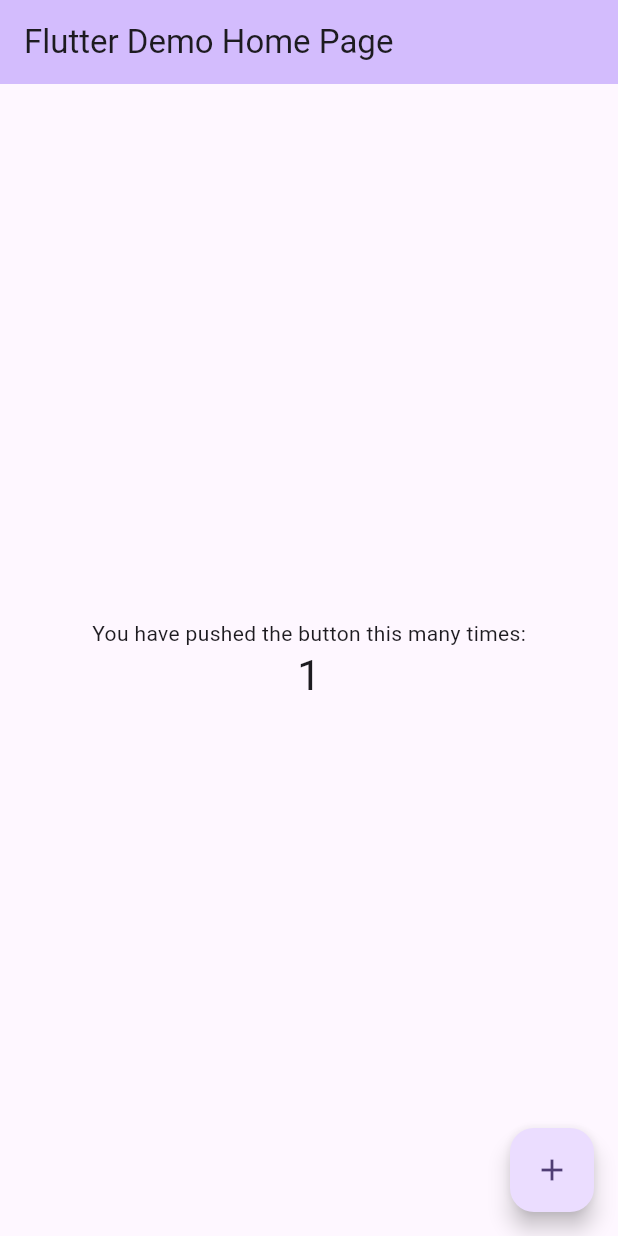
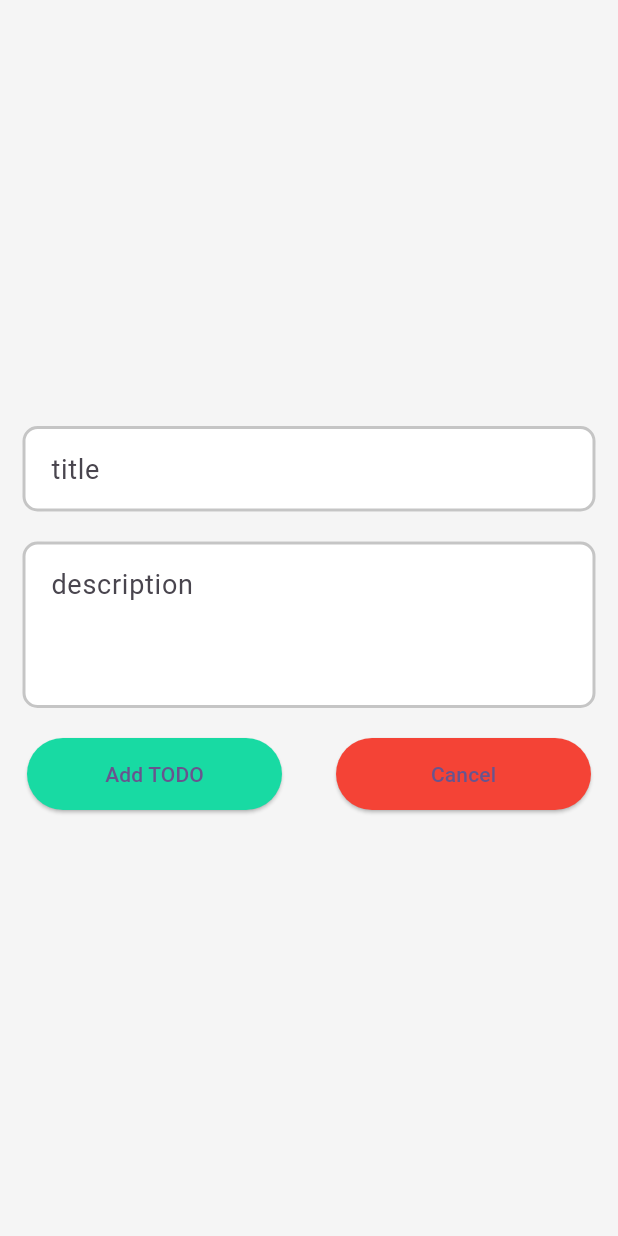
Before and after one commit to hawltuyenealem/TODO, a Flutter app: the screen it shows after launch, after a tap on the "add" icon, on a phone screen of 412 x 824 dp. Run offline on Flutter 3.47's test engine with Material 3 defaults, Android fonts, the phone set to English and light mode, and no system bars; our stand-ins replace hive, hive_flutter; accounts and stored records are empty.

Commit message:
latest changes

```diff
--- /dev/null
+++ b/lib/core/colors.dart
@@ -0,0 +1,4 @@
+import 'package:flutter/material.dart';
+
+Color custom_green = Color(0xff18DAA3);
+Color backgroundColors = Colors.grey.shade100;
--- /dev/null
+++ b/lib/data/models/todo_model.dart
@@ -0,0 +1,22 @@
+import 'package:hive/hive.dart';
+part 'todo_model.g.dart';
+
+@HiveType(typeId: 1)
+class TODOModel{
+  @HiveField(0)
+  final String id;
+  @HiveField(1)
+  final String title;
+  @HiveField(2)
+  final String description;
+  @HiveField(3)
+  final DateTime date;
+
+  TODOModel({
+    required this.id,
+    required this.description,
+    required this.date,
+    required this.title
+});
+
+}
--- /dev/null
+++ b/lib/data/services/todo_service.dart
@@ -0,0 +1,28 @@
+import 'package:hive_flutter/hive_flutter.dart';
+import 'package:todo/data/models/todo_model.dart';
+
+
+class TodoService {
+  static final String _boxName = 'todos';
+
+  Future<void> addTodo(TODOModel todo) async {
+    final box = await Hive.openBox<TODOModel>(_boxName);
+    await box.add(todo);
+  }
+
+  Future<List<TODOModel>> getAllTodos() async {
+    final box = await Hive.openBox<TODOModel>(_boxName);
+    final todos = box.values.toList();
+    return todos;
+  }
+
+  Future<void> updateTodo(TODOModel updatedTodo,int index) async {
+    final box = await Hive.openBox<TODOModel>(_boxName);
+    await box.putAt(index, updatedTodo);
+  }
+
+  Future<void> deleteTodo(String id) async {
+    final box = await Hive.openBox<TODOModel>(_boxName);
+    await box.delete(id);
+  }
+}
--- a/lib/main.dart
+++ b/lib/main.dart
@@ -1,13 +1,18 @@
 import 'package:flutter/material.dart';
+import 'package:hive_flutter/adapters.dart';
+import 'data/models/todo_model.dart';
+import 'presentation/screens/home_page.dart';
 
-void main() {
+void main() async{
+  WidgetsFlutterBinding.ensureInitialized();
+  await Hive.initFlutter();
+  Hive.registerAdapter(TODOModelAdapter());
+  await Hive.openBox<TODOModel>('todos');
   runApp(const MyApp());
 }
 
 class MyApp extends StatelessWidget {
   const MyApp({super.key});
-
-  // This widget is the root of your application.
   @override
   Widget build(BuildContext context) {
     return MaterialApp(
@@ -16,53 +21,7 @@ class MyApp extends StatelessWidget {
         colorScheme: ColorScheme.fromSeed(seedColor: Colors.deepPurple),
         useMaterial3: true,
       ),
-      home: const MyHomePage(title: 'Flutter Demo Home Page'),
+      home: HomePage(),
     );
   }
 }
-
-class MyHomePage extends StatefulWidget {
-  const MyHomePage({super.key, required this.title});
-  final String title;
-  @override
-  State<MyHomePage> createState() => _MyHomePageState();
-}
-
-class _MyHomePageState extends State<MyHomePage> {
-  int _counter = 0;
-
-  void _incrementCounter() {
-    setState(() {
-      _counter++;
-    });
-  }
-
-  @override
-  Widget build(BuildContext context) {
-    return Scaffold(
-      appBar: AppBar(
-        backgroundColor: Theme.of(context).colorScheme.inversePrimary,
-        title: Text(widget.title),
-      ),
-      body: Center(
-        child: Column(
-          mainAxisAlignment: MainAxisAlignment.center,
-          children: <Widget>[
-            const Text(
-              'You have pushed the button this many times:',
-            ),
-            Text(
-              '$_counter',
-              style: Theme.of(context).textTheme.headlineMedium,
-            ),
-          ],
-        ),
-      ),
-      floatingActionButton: FloatingActionButton(
-        onPressed: _incrementCounter,
-        tooltip: 'Increment',
-        child: const Icon(Icons.add),
-      ), // This trailing comma makes auto-formatting nicer for build methods.
-    );
-  }
-}
--- /dev/null
+++ b/lib/presentation/screens/add_todo_screen.dart
@@ -0,0 +1,159 @@
+import 'package:flutter/material.dart';
+import 'package:hive/hive.dart';
+import 'package:todo/core/colors.dart';
+
+import '../../data/models/todo_model.dart';
+import '../../data/services/todo_service.dart';
+
+class AddTODOScreen extends StatefulWidget {
+  const AddTODOScreen({super.key});
+
+  @override
+  State<AddTODOScreen> createState() => _AddTODOScreenState();
+}
+
+class _AddTODOScreenState extends State<AddTODOScreen> {
+
+  final titleController = TextEditingController();
+  final descriptionController = TextEditingController();
+
+  FocusNode _focusNode1 = FocusNode();
+  FocusNode _focusNode2 = FocusNode();
+  @override
+  Widget build(BuildContext context) {
+    return Scaffold(
+      backgroundColor: backgroundColors,
+      body: SafeArea(
+        child: Column(
+          mainAxisAlignment: MainAxisAlignment.center,
+          children: [
+            titleWidgets(),
+            const SizedBox(height: 20),
+            descriptionWidget(),
+            const SizedBox(height: 20),
+            button()
+          ],
+        ),
+      ),
+    );
+  }
+
+  Widget button() {
+    return Row(
+      mainAxisAlignment: MainAxisAlignment.spaceAround,
+      children: [
+        ElevatedButton(
+          style: ElevatedButton.styleFrom(
+            primary: custom_green,
+            minimumSize: const Size(170, 48),
+          ),
+          onPressed: () {
+            _addTodo();
+            Navigator.pop(context,true);
+          },
+          child: const Text('Add TODO'),
+        ),
+        ElevatedButton(
+          style: ElevatedButton.styleFrom(
+            primary: Colors.red,
+            minimumSize: const Size(170, 48),
+          ),
+          onPressed: () async{
+            Navigator.pop(context);
+          },
+          child: const Text('Cancel'),
+        ),
+      ],
+    );
+  }
+
+  Widget titleWidgets() {
+    return Padding(
+      padding: const EdgeInsets.symmetric(horizontal: 15),
+      child: Container(
+        decoration: BoxDecoration(
+          color: Colors.white,
+          borderRadius: BorderRadius.circular(15),
+        ),
+        child: TextField(
+          controller: titleController,
+          focusNode: _focusNode1,
+          style: const TextStyle(fontSize: 18, color: Colors.black),
+          decoration: InputDecoration(
+              contentPadding:
+              const EdgeInsets.symmetric(horizontal: 15, vertical: 15),
+              hintText: 'title',
+              enabledBorder: OutlineInputBorder(
+                borderRadius: BorderRadius.circular(10),
+                borderSide: const BorderSide(
+                  color: Color(0xffc5c5c5),
+                  width: 2.0,
+                ),
+              ),
+              focusedBorder: OutlineInputBorder(
+                borderRadius: BorderRadius.circular(10),
+                borderSide: BorderSide(
+                  color: custom_green,
+                  width: 2.0,
+                ),
+              )),
+        ),
+      ),
+    );
+  }
+  Padding descriptionWidget() {
+    return Padding(
+      padding: const EdgeInsets.symmetric(horizontal: 15),
+      child: Container(
+        decoration: BoxDecoration(
+          color: Colors.white,
+          borderRadius: BorderRadius.circular(15),
+        ),
+        child: TextField(
+          maxLines: 3,
+          controller: descriptionController,
+          focusNode: _focusNode2,
+          style: const TextStyle(fontSize: 18, color: Colors.black),
+          decoration: InputDecoration(
+            contentPadding: const EdgeInsets.symmetric(horizontal: 15, vertical: 15),
+            hintText: 'description',
+            enabledBorder: OutlineInputBorder(
+              borderRadius: BorderRadius.circular(10),
+              borderSide: const BorderSide(
+                color: Color(0xffc5c5c5),
+                width: 2.0,
+              ),
+            ),
+            focusedBorder: OutlineInputBorder(
+              borderRadius: BorderRadius.circular(10),
+              borderSide: BorderSide(
+                color: custom_green,
+                width: 2.0,
+              ),
+            ),
+          ),
+        ),
+      ),
+    );
+  }
+
+  Future<void> _addTodo() async {
+    final title = titleController.text.trim();
+    final description = descriptionController.text.trim();
+    if (title.isNotEmpty && description.isNotEmpty) {
+      final todo = TODOModel(
+        id: DateTime.now().microsecond.toString(),
+        title: title,
+        date: DateTime.now(),
+        description: description
+      );
+      await TodoService().addTodo(todo);
+
+    } else {
+
+      ScaffoldMessenger.of(context).showSnackBar(
+        const SnackBar(content: Text('Please fill required fields')),
+      );
+    }
+  }
+}
--- /dev/null
+++ b/lib/presentation/screens/home_page.dart
@@ -0,0 +1,110 @@
+import 'package:flutter/material.dart';
+import 'package:hive/hive.dart';
+import 'package:todo/data/models/todo_model.dart';
+import 'package:todo/data/services/todo_service.dart';
+import 'package:todo/presentation/screens/add_todo_screen.dart';
+
+import 'edit_todo_screen.dart';
+
+class HomePage extends StatefulWidget {
+  const HomePage({super.key});
+
+  @override
+  State<HomePage> createState() => _HomePageState();
+}
+
+class _HomePageState extends State<HomePage> {
+  late Box<TODOModel> todoBox;
+  @override
+  void initState() {
+    super.initState();
+    todoBox = Hive.box<TODOModel>('todos');
+  }
+  bool show = true;
+  Future _openBox() async {
+   // await Hive.openBox<TODOModel>('todos');
+  }
+  @override
+  Widget build(BuildContext context) {
+    return Scaffold(
+      appBar: AppBar(
+        title: Text("TODOS"),
+        centerTitle: true,
+      ),
+      backgroundColor: Colors.grey.shade100,
+      floatingActionButton: Visibility(
+        visible: show,
+        child: FloatingActionButton(
+          onPressed: ()async {
+            final bool setS = await
+            Navigator.of(context).push(MaterialPageRoute(
+              builder: (context) => const AddTODOScreen(),
+            ));
+            if(setS??false){
+              setState(() {
+
+              });
+            }
+          },
+          backgroundColor: Colors.green,
+          child: const Icon(Icons.add, size: 30),
+        ),
+      ),
+      body: FutureBuilder(
+        future: _openBox(),
+        builder: (context,snapshot){
+          if(snapshot.connectionState == ConnectionState.done){
+            if(todoBox.isEmpty){
+              return Center(child: Text("No TODO TASK"),);
+            }
+            return ListView.builder(
+                 itemCount: todoBox.length,
+                itemBuilder: (context,index){
+                   TODOModel todo = todoBox.getAt(index)!;
+                  return ListTile(
+                    title: Text(todo.title),
+                    subtitle: Row(
+                      children: [
+                        Text(todo.description),
+                        SizedBox(width: 10,),
+                        Text("Date: ${todo.date.month}/${todo.date.day}/${todo.date.year}"),
+                      ],
+                    ),
+                    trailing: Row(
+                      mainAxisSize: MainAxisSize.min,
+                      children: [
+                        IconButton(
+                            onPressed: ()async{
+                              final bool setS=  await
+                              Navigator.of(context).push(MaterialPageRoute(
+                                builder: (context) => EditTODOScreen(
+                                  todoModel: todo,
+                                  index: index,
+                                ),
+                              ));
+                              if(setS??false){
+                                setState(() {
+
+                                });
+                              }
+                            },
+                            icon: Icon(Icons.edit)),
+                        IconButton(
+                          icon: Icon(Icons.delete),
+                          onPressed: () async{
+                            await TodoService().deleteTodo(todo.id);
+                            setState(() {});
+                          },
+                        ),
+                      ],
+                    ),
+                  );
+                }
+            );
+          }
+          return const Center(child: CircularProgressIndicator(),);
+        },
+      )
+    );
+  }
+}
--- a/pubspec.yaml
+++ b/pubspec.yaml
@@ -35,10 +35,14 @@ dependencies:
   # The following adds the Cupertino Icons font to your application.
   # Use with the CupertinoIcons class for iOS style icons.
   cupertino_icons: ^1.0.2
+  hive_flutter: ^1.1.0
+  hive: ^2.2.3
 
 dev_dependencies:
   flutter_test:
     sdk: flutter
+  hive_generator: ^2.0.0
+  build_runner: ^2.3.3
 
   # The "flutter_lints" package below contains a set of recommended lints to
   # encourage good coding practices. The lint set provided by the package is
@@ -46,6 +50,8 @@ dev_dependencies:
   # package. See that file for information about deactivating specific lint
   # rules and activating additional ones.
   flutter_lints: ^2.0.0
+  integration_test:
+    sdk: flutter
 
 # For information on the generic Dart part of this file, see the
 # following page: https://dart.dev/tools/pub/pubspec
```
Also changed, not shown: lib/presentation/screens/edit_todo_screen.dart (added, +169 -0 lines), lib/data/models/todo_model.g.dart (added), pubspec.lock, 2 other files.
